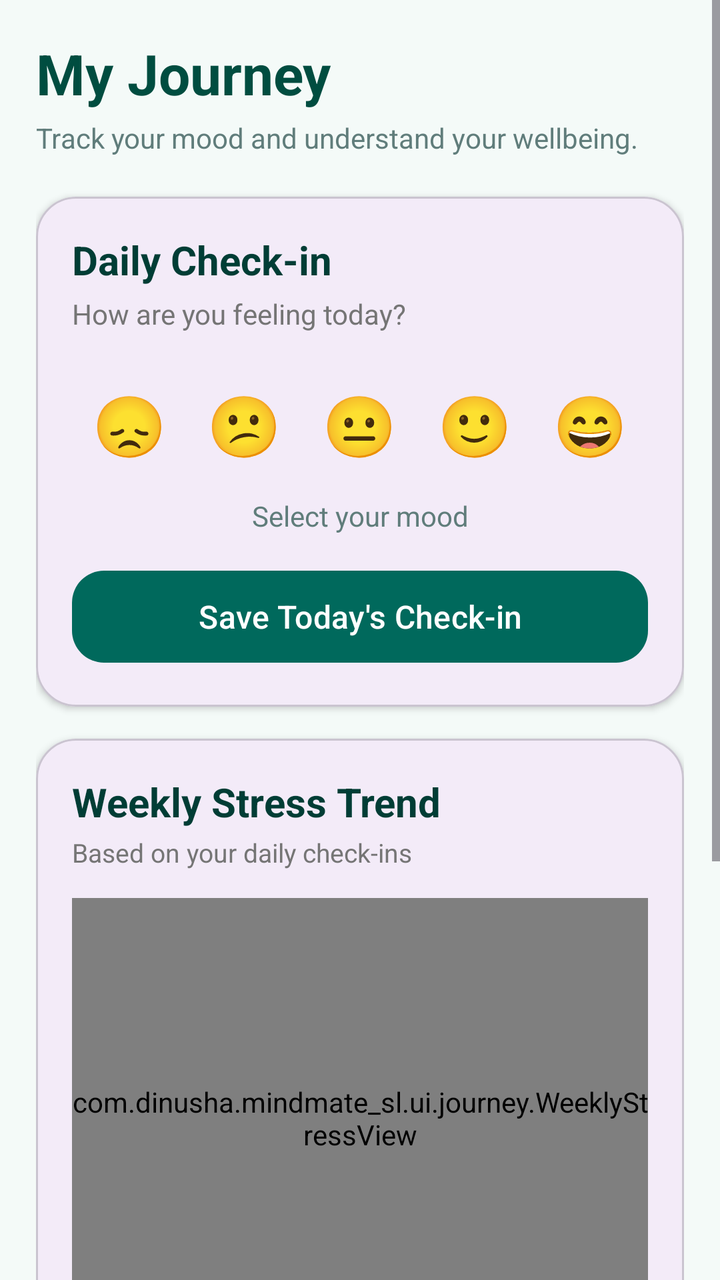
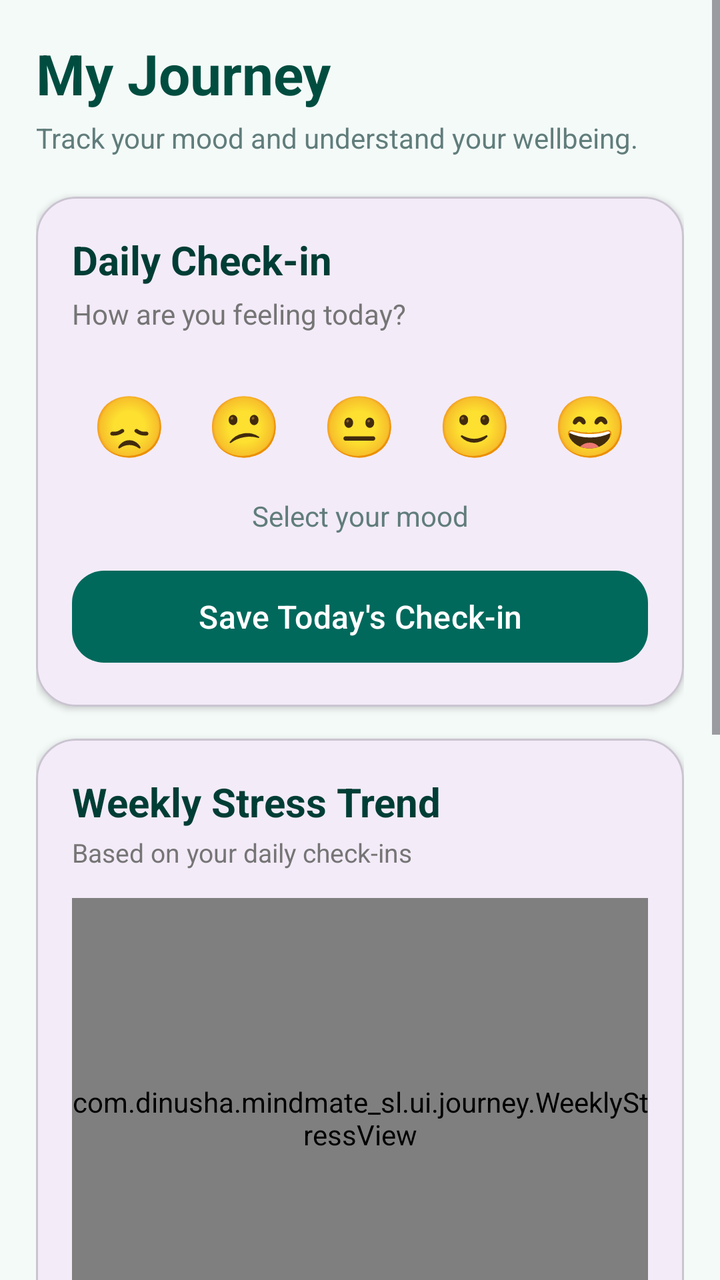

Before-and-after screenshots of an Android layout around one commit, followed by the original layout XML and the change that was made.
<!-- AndroidManifest.xml: application theme Theme.MindMateSL -->
<!-- res/layout/fragment_journey.xml -->
<?xml version="1.0" encoding="utf-8"?>
<ScrollView xmlns:android="http://schemas.android.com/apk/res/android"
    xmlns:app="http://schemas.android.com/apk/res-auto"
    android:layout_width="match_parent"
    android:layout_height="match_parent"
    android:background="#F4FAF8"
    android:fillViewport="true">

    <LinearLayout
        android:layout_width="match_parent"
        android:layout_height="wrap_content"
        android:orientation="vertical"
        android:padding="18dp">

        
        <TextView
            android:layout_width="wrap_content"
            android:layout_height="wrap_content"
            android:text="My Journey"
            android:textColor="#004D40"
            android:textSize="28sp"
            android:textStyle="bold" />

        <TextView
            android:layout_width="wrap_content"
            android:layout_height="wrap_content"
            android:layout_marginTop="4dp"
            android:text="Track your mood and understand your wellbeing."
            android:textColor="#607D7B"
            android:textSize="14sp" />

        
        <com.google.android.material.card.MaterialCardView
            android:layout_width="match_parent"
            android:layout_height="wrap_content"
            android:layout_marginTop="20dp"
            app:cardCornerRadius="20dp"
            app:cardElevation="2dp">

            <LinearLayout
                android:layout_width="match_parent"
                android:layout_height="wrap_content"
                android:orientation="vertical"
                android:padding="18dp">

                <TextView
                    android:layout_width="wrap_content"
                    android:layout_height="wrap_content"
                    android:text="Daily Check-in"
                    android:textColor="#003D35"
                    android:textSize="20sp"
                    android:textStyle="bold" />

                <TextView
                    android:layout_width="wrap_content"
                    android:layout_height="wrap_content"
                    android:layout_marginTop="4dp"
                    android:text="How are you feeling today?"
                    android:textColor="#757575"
                    android:textSize="14sp" />

                <LinearLayout
                    android:layout_width="match_parent"
                    android:layout_height="wrap_content"
                    android:layout_marginTop="16dp"
                    android:gravity="center"
                    android:orientation="horizontal">

                    <TextView
                        android:id="@+id/moodVeryBad"
                        android:layout_width="0dp"
                        android:layout_height="60dp"
                        android:layout_weight="1"
                        android:gravity="center"
                        android:text="😞"
                        android:textSize="30sp" />

                    <TextView
                        android:id="@+id/moodBad"
                        android:layout_width="0dp"
                        android:layout_height="60dp"
                        android:layout_weight="1"
                        android:gravity="center"
                        android:text="😕"
                        android:textSize="30sp" />

                    <TextView
                        android:id="@+id/moodOkay"
                        android:layout_width="0dp"
                        android:layout_height="60dp"
                        android:layout_weight="1"
                        android:gravity="center"
                        android:text="😐"
                        android:textSize="30sp" />

                    <TextView
                        android:id="@+id/moodGood"
                        android:layout_width="0dp"
                        android:layout_height="60dp"
                        android:layout_weight="1"
                        android:gravity="center"
                        android:text="🙂"
                        android:textSize="30sp" />

                    <TextView
                        android:id="@+id/moodGreat"
                        android:layout_width="0dp"
                        android:layout_height="60dp"
                        android:layout_weight="1"
                        android:gravity="center"
                        android:text="😄"
                        android:textSize="30sp" />

                </LinearLayout>

                <TextView
                    android:id="@+id/selectedMoodText"
                    android:layout_width="match_parent"
                    android:layout_height="wrap_content"
                    android:gravity="center"
                    android:layout_marginTop="6dp"
                    android:text="Select your mood"
                    android:textColor="#607D7B"
                    android:textSize="14sp" />

                <com.google.android.material.button.MaterialButton
                    android:id="@+id/saveMoodButton"
                    android:layout_width="match_parent"
                    android:layout_height="54dp"
                    android:layout_marginTop="14dp"
                    android:text="Save Today's Check-in"
                    android:textAllCaps="false"
                    android:textSize="16sp"
                    app:backgroundTint="#00695C"
                    app:cornerRadius="16dp" />

            </LinearLayout>

        </com.google.android.material.card.MaterialCardView>

        
        <com.google.android.material.card.MaterialCardView
            android:layout_width="match_parent"
            android:layout_height="wrap_content"
            android:layout_marginTop="16dp"
            app:cardCornerRadius="20dp"
            app:cardElevation="2dp">

            <LinearLayout
                android:layout_width="match_parent"
                android:layout_height="wrap_content"
                android:orientation="vertical"
                android:padding="18dp">

                <TextView
                    android:layout_width="wrap_content"
                    android:layout_height="wrap_content"
                    android:text="Weekly Stress Trend"
                    android:textColor="#003D35"
                    android:textSize="20sp"
                    android:textStyle="bold" />

                <TextView
                    android:layout_width="wrap_content"
                    android:layout_height="wrap_content"
                    android:layout_marginTop="3dp"
                    android:text="Based on your daily check-ins"
                    android:textColor="#757575"
                    android:textSize="13sp" />

                <com.dinusha.mindmate_sl.ui.journey.WeeklyStressView
                    android:id="@+id/weeklyStressView"
                    android:layout_width="match_parent"
                    android:layout_height="220dp"
                    android:layout_marginTop="14dp" />

            </LinearLayout>

        </com.google.android.material.card.MaterialCardView>

        
        <com.google.android.material.card.MaterialCardView
            android:layout_width="match_parent"
            android:layout_height="wrap_content"
            android:layout_marginTop="16dp"
            app:cardCornerRadius="20dp"
            app:cardElevation="2dp">

            <LinearLayout
                android:layout_width="match_parent"
                android:layout_height="wrap_content"
                android:orientation="vertical"
                android:padding="18dp">

                <TextView
                    android:layout_width="wrap_content"
                    android:layout_height="wrap_content"
                    android:text="✨ AI Insights"
                    android:textColor="#003D35"
                    android:textSize="20sp"
                    android:textStyle="bold" />

                <TextView
                    android:id="@+id/aiInsightText"
                    android:layout_width="match_parent"
                    android:layout_height="wrap_content"
                    android:layout_marginTop="10dp"
                    android:lineSpacingExtra="4dp"
                    android:text="Complete your daily check-in to start receiving wellbeing insights."
                    android:textColor="#455A64"
                    android:textSize="15sp" />

            </LinearLayout>

        </com.google.android.material.card.MaterialCardView>

        
        <com.google.android.material.card.MaterialCardView
            android:layout_width="match_parent"
            android:layout_height="wrap_content"
            android:layout_marginTop="16dp"
            android:layout_marginBottom="24dp"
            app:cardCornerRadius="20dp"
            app:cardElevation="2dp">

            <LinearLayout
                android:layout_width="match_parent"
                android:layout_height="wrap_content"
                android:orientation="vertical"
                android:padding="18dp">

                <TextView
                    android:layout_width="wrap_content"
                    android:layout_height="wrap_content"
                    android:text="Mood History"
                    android:textColor="#003D35"
                    android:textSize="20sp"
                    android:textStyle="bold" />

                <LinearLayout
                    android:id="@+id/moodHistoryContainer"
                    android:layout_width="match_parent"
                    android:layout_height="wrap_content"
                    android:layout_marginTop="12dp"
                    android:orientation="vertical" />

            </LinearLayout>

        </com.google.android.material.card.MaterialCardView>

    </LinearLayout>

</ScrollView>
<!-- resources referenced by this layout -->
<resources>
  <style name="Theme.MindMateSL" parent="Base.Theme.MindMateSL" />
  <style name="Base.Theme.MindMateSL" parent="Theme.Material3.DayNight.NoActionBar">
          
          
      </style>
</resources>

<!-- the commit's change to res/layout/fragment_journey.xml (unified diff, before → after) -->
@@ -201,12 +201,68 @@
                     android:textStyle="bold" />
 
                 <TextView
+                    android:layout_width="wrap_content"
+                    android:layout_height="wrap_content"
+                    android:layout_marginTop="3dp"
+                    android:text="Based on your AI-analyzed chat stress scores"
+                    android:textColor="#78909C"
+                    android:textSize="13sp" />
+
+                
+                <TextView
+                    android:id="@+id/weeklyAverageText"
+                    android:layout_width="match_parent"
+                    android:layout_height="wrap_content"
+                    android:layout_marginTop="18dp"
+                    android:text="Weekly Average: --"
+                    android:textColor="#263238"
+                    android:textSize="16sp"
+                    android:textStyle="bold" />
+
+                
+                <TextView
+                    android:id="@+id/highestStressText"
+                    android:layout_width="match_parent"
+                    android:layout_height="wrap_content"
+                    android:layout_marginTop="8dp"
+                    android:text="Highest Stress: --"
+                    android:textColor="#263238"
+                    android:textSize="15sp" />
+
+                
+                <TextView
+                    android:id="@+id/stressTrendText"
+                    android:layout_width="match_parent"
+                    android:layout_height="wrap_content"
+                    android:layout_marginTop="8dp"
+                    android:text="Trend: --"
+                    android:textColor="#263238"
+                    android:textSize="15sp" />
+
+                
+                <TextView
+                    android:id="@+id/dataCoverageText"
+                    android:layout_width="match_parent"
+                    android:layout_height="wrap_content"
+                    android:layout_marginTop="8dp"
+                    android:text="Data: --"
+                    android:textColor="#78909C"
+                    android:textSize="13sp" />
+
+                <View
+                    android:layout_width="match_parent"
+                    android:layout_height="1dp"
+                    android:layout_marginTop="16dp"
+                    android:background="#E0E8E6" />
+
+                
+                <TextView
                     android:id="@+id/aiInsightText"
                     android:layout_width="match_parent"
                     android:layout_height="wrap_content"
-                    android:layout_marginTop="10dp"
+                    android:layout_marginTop="14dp"
                     android:lineSpacingExtra="4dp"
-                    android:text="Complete your daily check-in to start receiving wellbeing insights."
+                    android:text="More chat data is needed to generate your weekly insight."
                     android:textColor="#455A64"
                     android:textSize="15sp" />
 
